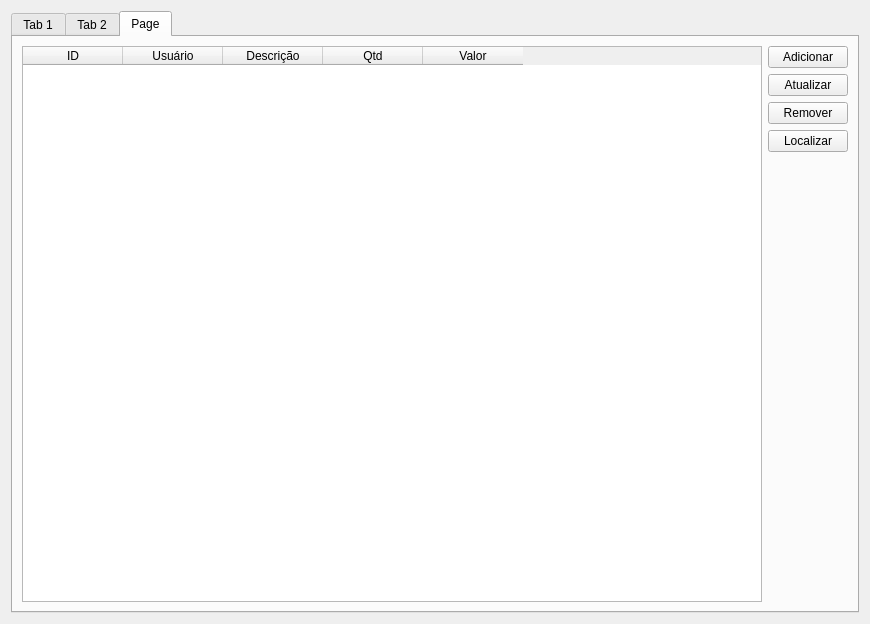
FilipeMrFerracioli/Projeto-ecommerce-tp2, file ProjetoEcommerce/admin.ui: the form before one commit.
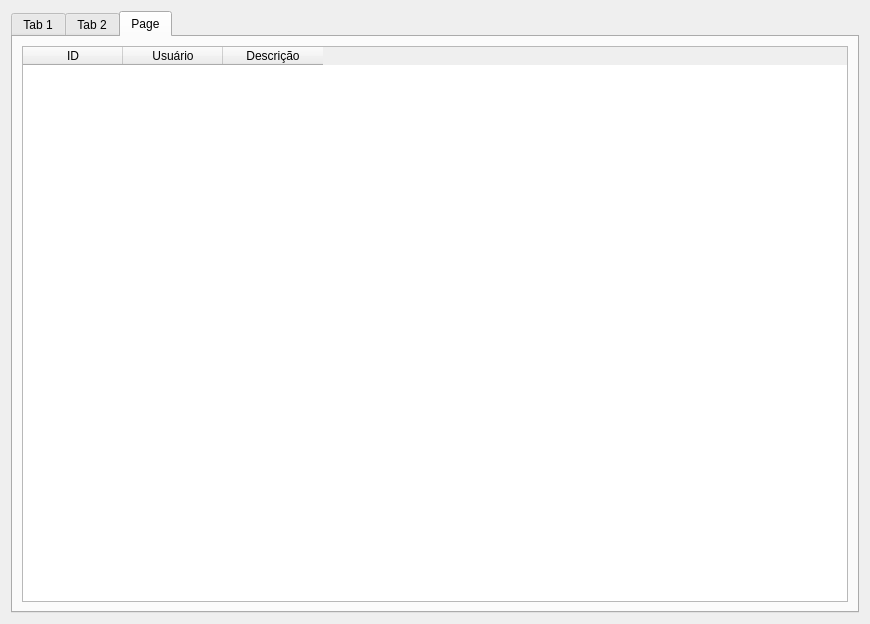
The form after the commit. The open tabs and pages were chosen to show the change.

Diff of the .ui file:
```diff
--- a/ProjetoEcommerce/admin.ui
+++ b/ProjetoEcommerce/admin.ui
@@ -196,50 +196,8 @@
            <string>Descrição</string>
           </property>
          </column>
-         <column>
-          <property name="text">
-           <string>Qtd</string>
-          </property>
-         </column>
-         <column>
-          <property name="text">
-           <string>Valor</string>
-          </property>
-         </column>
         </widget>
        </item>
-       <item row="0" column="1">
-        <layout class="QGridLayout" name="gridLayout_3">
-         <item row="1" column="0">
-          <widget class="QPushButton" name="pushButtonAttPedido">
-           <property name="text">
-            <string>Atualizar</string>
-           </property>
-          </widget>
-         </item>
-         <item row="0" column="0">
-          <widget class="QPushButton" name="pushButtonAddPedido">
-           <property name="text">
-            <string>Adicionar</string>
-           </property>
-          </widget>
-         </item>
-         <item row="2" column="0">
-          <widget class="QPushButton" name="pushButtonRmPedido">
-           <property name="text">
-            <string>Remover</string>
-           </property>
-          </widget>
-         </item>
-         <item row="3" column="0">
-          <widget class="QPushButton" name="pushButtonLocPedido">
-           <property name="text">
-            <string>Localizar</string>
-           </property>
-          </widget>
-         </item>
-        </layout>
-       </item>
       </layout>
      </widget>
     </widget>
```
